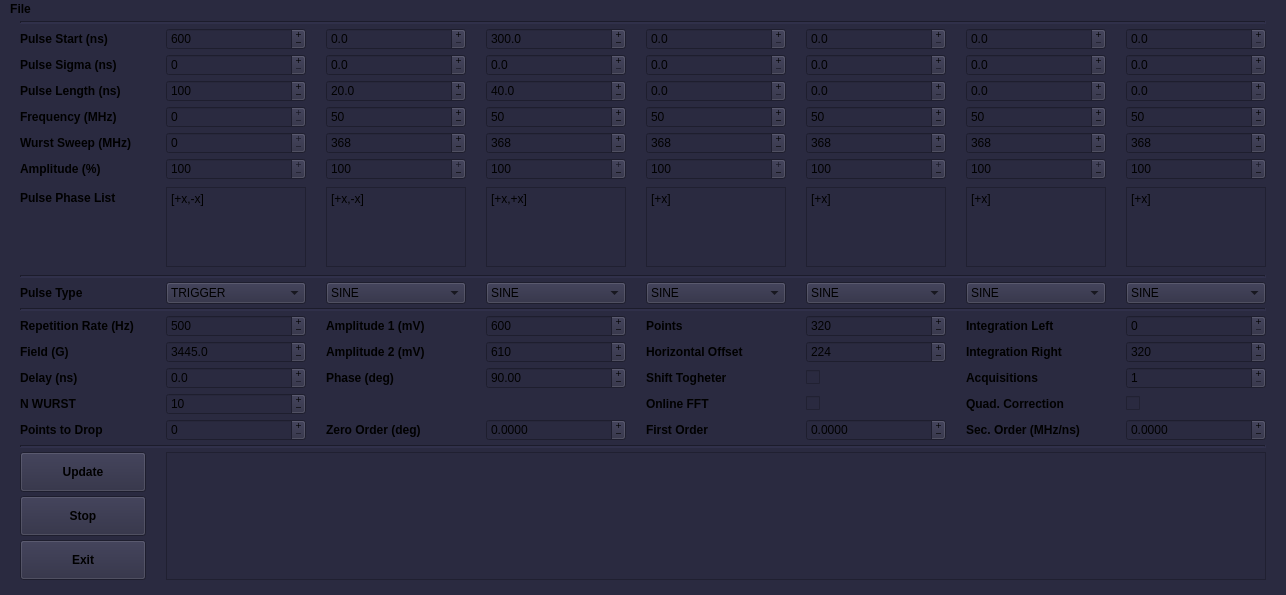
Anatoly1010/Atomize_NIOCH, file atomize/control_center/gui/awg_phasing_main_window.ui: the form before one commit.
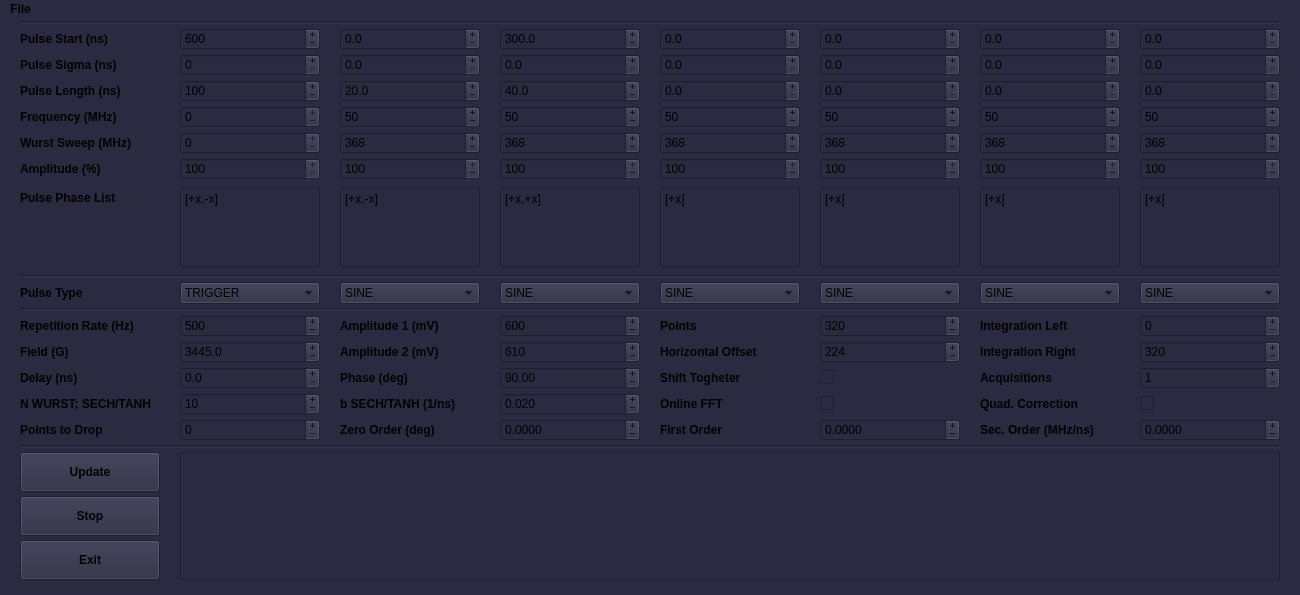
The form after the commit.

Commit message:
24-01-2023; Sech/tanh widepulse added in M4I-6631-x8 AWG
1) Sech/tanh widepulse added in M4I-6631-x8 AWG
2) Module for M4I-2211-x8 corrected
3) Sech/tanh pulses added in awg_phasing

The edit to the form file:
```diff
--- a/atomize/control_center/gui/awg_phasing_main_window.ui
+++ b/atomize/control_center/gui/awg_phasing_main_window.ui
@@ -6,7 +6,7 @@
    <rect>
     <x>0</x>
     <y>0</y>
-    <width>1286</width>
+    <width>1300</width>
     <height>595</height>
    </rect>
   </property>
@@ -18,13 +18,13 @@
   </property>
   <property name="minimumSize">
    <size>
-    <width>1286</width>
+    <width>1300</width>
     <height>595</height>
    </size>
   </property>
   <property name="maximumSize">
    <size>
-    <width>1286</width>
+    <width>1300</width>
     <height>595</height>
    </size>
   </property>
@@ -55,13 +55,13 @@
    </property>
    <property name="minimumSize">
     <size>
-     <width>1286</width>
+     <width>1300</width>
      <height>574</height>
     </size>
    </property>
    <property name="maximumSize">
     <size>
-     <width>1286</width>
+     <width>1300</width>
      <height>574</height>
     </size>
    </property>
@@ -989,7 +989,7 @@
          <enum>Qt::NoContextMenu</enum>
         </property>
         <property name="text">
-         <string>N WURST</string>
+         <string>N WURST; SECH/TANH</string>
         </property>
        </widget>
       </item>
@@ -2558,6 +2558,41 @@
         </property>
        </widget>
       </item>
+      <item row="20" column="2">
+       <widget class="QLabel" name="label_28">
+        <property name="font">
+         <font>
+          <weight>75</weight>
+          <bold>true</bold>
+         </font>
+        </property>
+        <property name="text">
+         <string>b SECH/TANH (1/ns)</string>
+        </property>
+       </widget>
+      </item>
+      <item row="20" column="3">
+       <widget class="QDoubleSpinBox" name="B_sech">
+        <property name="buttonSymbols">
+         <enum>QAbstractSpinBox::PlusMinus</enum>
+        </property>
+        <property name="decimals">
+         <number>3</number>
+        </property>
+        <property name="minimum">
+         <double>0.005000000000000</double>
+        </property>
+        <property name="maximum">
+         <double>10.000000000000000</double>
+        </property>
+        <property name="singleStep">
+         <double>0.001000000000000</double>
+        </property>
+        <property name="value">
+         <double>0.020000000000000</double>
+        </property>
+       </widget>
+      </item>
      </layout>
     </item>
    </layout>
@@ -2567,8 +2602,8 @@
     <rect>
      <x>0</x>
      <y>0</y>
-     <width>1286</width>
-     <height>20</height>
+     <width>1300</width>
+     <height>21</height>
     </rect>
    </property>
    <property name="font">
```
Left out of the diff: 34 changed lines with no effect on the pictures. The commit also changes 7 other files.
